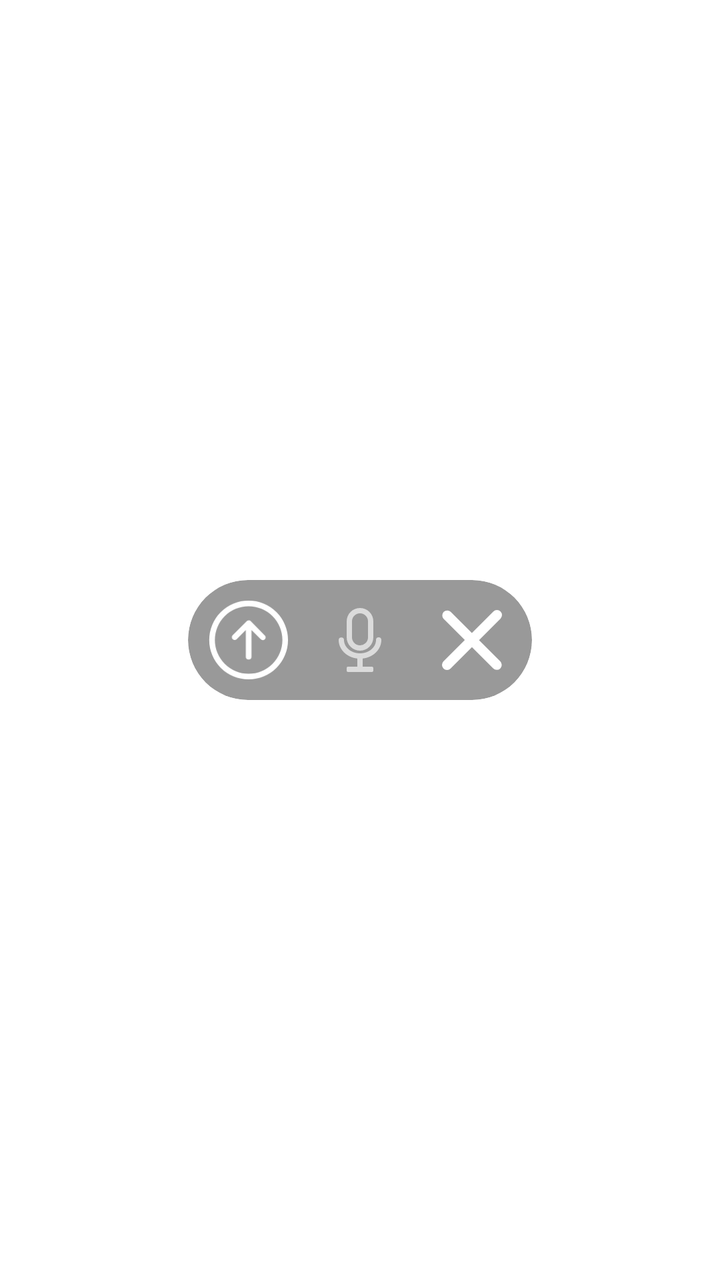
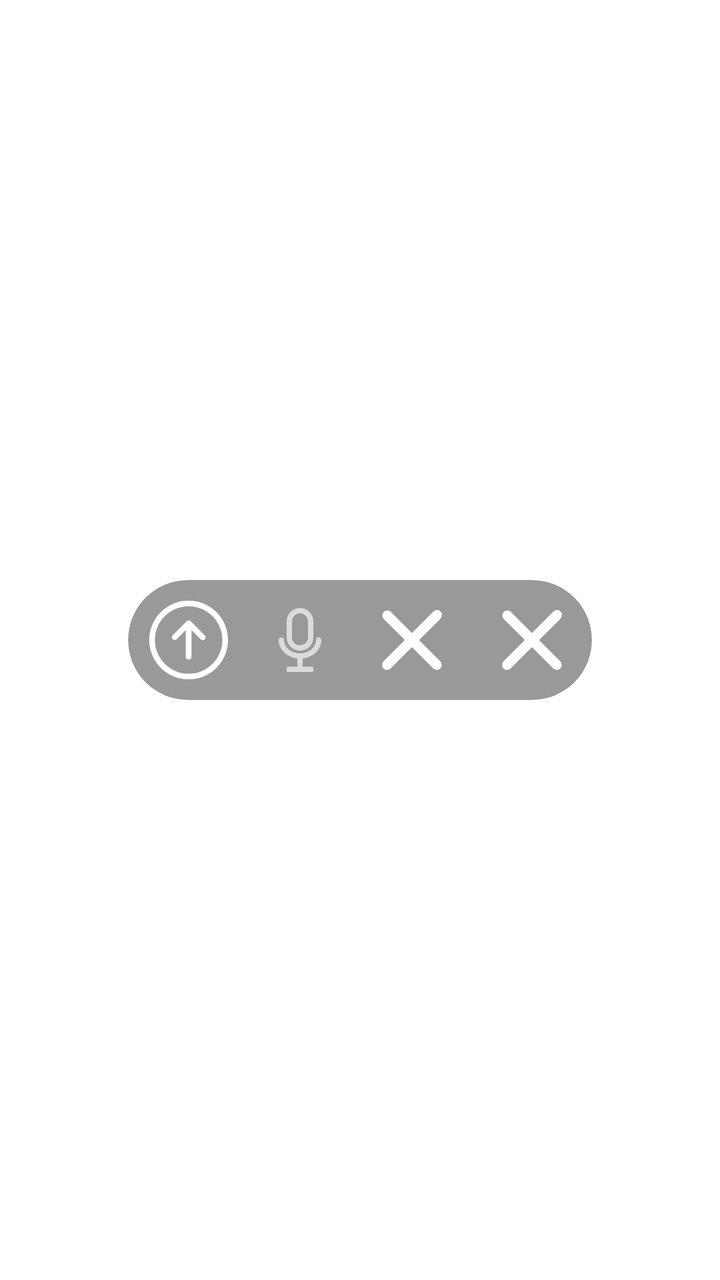

Screens rendered from an Android XML layout before and after an edit, with the pre-edit source and the edit as a unified diff.
<!-- AndroidManifest.xml: application theme Theme.SmartFloat -->
<!-- res/layout/floating_button.xml -->
<?xml version="1.0" encoding="utf-8"?>
<FrameLayout xmlns:android="http://schemas.android.com/apk/res/android"
    android:layout_width="wrap_content"
    android:layout_height="match_parent"
    xmlns:app="http://schemas.android.com/apk/res-auto"
    android:layout_gravity="center"
    android:elevation="8dp">
    <LinearLayout

        android:layout_width="wrap_content"
        android:layout_height="60dp"
        android:layout_gravity="center"
        android:elevation="8dp"
        android:minWidth="60dp"
        android:paddingHorizontal="16dp"
        android:orientation="horizontal"
        android:gravity="center">
        <androidx.cardview.widget.CardView
            android:id="@+id/floating_red_button"
            android:layout_width="wrap_content"
            android:layout_height="60dp"
            app:cardBackgroundColor="#66000000"
            android:minWidth="60dp"
            app:cardCornerRadius="30dp"
            app:cardElevation="0dp">
            <LinearLayout
                android:layout_width="wrap_content"
                android:orientation="horizontal"
                android:layout_gravity="center"
                android:layout_height="wrap_content">
                <ImageView
                    android:padding="10dp"
                    android:layout_gravity="center"
                    android:maxWidth="60dp"
                    android:maxHeight="60dp"
                    android:src="@drawable/ic_submit"
                    android:id="@+id/submit_floating_text_button"
                    android:layout_height="60dp"
                    android:layout_width="60dp"
                    app:tint="#FFFFFF" />
                <FrameLayout
                    android:layout_marginLeft="10dp"
                    android:layout_marginRight="10dp"
                    android:layout_gravity="center"
                    android:layout_width="wrap_content"
                    android:layout_height="wrap_content">
                    <TextView
                        android:id="@+id/floating_text"
                        android:layout_width="wrap_content"
                        android:layout_height="wrap_content"
                        android:textColor="@android:color/white"
                        android:textSize="18sp"
                        android:ellipsize="end"
                        android:visibility="gone"/>
                    <ImageView
                        android:id="@+id/floating_icon"
                        android:layout_width="32dp"
                        android:layout_height="32dp"
                        android:src="@drawable/ic_microphone"
                        app:tint="@android:color/white"/>
                </FrameLayout>
                <ImageView
                    android:padding="15dp"
                    android:layout_gravity="center"
                    android:maxWidth="60dp"
                    android:maxHeight="60dp"
                    android:src="@drawable/ic_clean"
                    android:id="@+id/clean_floating_text_button"
                    android:layout_height="60dp"
                    android:layout_width="60dp"
                    app:tint="#FFFFFF" />
            </LinearLayout>


        </androidx.cardview.widget.CardView>
    </LinearLayout>
</FrameLayout>
<!-- resources referenced by this layout -->
<resources>
  <!-- drawable ic_clean (drawable) -->
  <vector xmlns:android="http://schemas.android.com/apk/res/android"
      android:width="200dp"
      android:height="200dp"
      android:viewportWidth="1024"
      android:viewportHeight="1024">
    <path
        android:fillColor="#FFFFFF"
        android:pathData="M632.1,513.8l361.8,361.7a85.5,85.5 0,1 1,-121 120.8L511.1,634.6 146.9,998.8a86,86 0,0 1,-121.7 -121.7L389.5,512.8 27.7,151A85.4,85.4 0,0 1,148.4 30.3L510.2,392.1l366.7,-366.7a86,86 0,0 1,121.7 121.7z"/>
  </vector>
  <!-- drawable ic_microphone (drawable) -->
  <vector xmlns:android="http://schemas.android.com/apk/res/android"
      android:width="200dp"
      android:height="200dp"
      android:viewportWidth="1024"
      android:viewportHeight="1024">
    <path
        android:pathData="M810.7,469.3a42.7,42.7 0,0 1,42.7 42.7c0,153.7 -131.3,278.1 -298.7,296.4L554.7,938.7h149.3a21.3,21.3 0,0 1,21.3 21.3v42.7a21.3,21.3 0,0 1,-21.3 21.3h-384a21.3,21.3 0,0 1,-21.3 -21.3v-42.7a21.3,21.3 0,0 1,21.3 -21.3L469.3,938.7v-130.3C302,790.1 170.7,665.7 170.7,512a42.7,42.7 0,0 1,85.3 0c0,116.2 113.3,213.3 256,213.3s256,-97.1 256,-213.3a42.7,42.7 0,0 1,42.7 -42.7zM512,0a213.3,213.3 0,0 1,213.3 213.3v256a213.3,213.3 0,0 1,-426.7 0L298.7,213.3a213.3,213.3 0,0 1,213.3 -213.3zM512,85.3a128,128 0,0 0,-127.8 120.5L384,213.3v256a128,128 0,0 0,255.8 7.5L640,469.3L640,213.3a128,128 0,0 0,-128 -128z"
        android:strokeAlpha="0.65"
        android:fillColor="#ffffff"
        android:fillAlpha="0.65"/>
  </vector>
  <!-- drawable ic_submit (drawable) -->
  <vector xmlns:android="http://schemas.android.com/apk/res/android"
      android:width="203.1dp"
      android:height="200dp"
      android:viewportWidth="1040"
      android:viewportHeight="1024">
    <path
        android:pathData="M528,1024a512,512 0,1 1,512 -512,512 512,0 0,1 -512,512zM528,73.1A438.9,438.9 0,1 0,967.2 512,439.4 439.4,0 0,0 528,73.1zM736,450.7L555.8,267.5a36.5,36.5 0,0 0,-39.7 -8.2c-0.8,0 -1.4,1.1 -2.2,1.6a35.8,35.8 0,0 0,-9.6 6.4L321.8,449.1a36.6,36.6 0,1 0,51.7 51.8l118.4,-118.1v348.5a36.6,36.6 0,0 0,73.1 0L565,380.8l120,121.3a36.6,36.6 0,1 0,52 -51.4z"
        android:fillColor="#FFFFFF"/>
  </vector>
  <style name="Theme.SmartFloat" parent="Theme.MaterialComponents.DayNight.DarkActionBar">
          
          <item name="colorPrimary">@color/purple_500</item>
          <item name="colorPrimaryVariant">@color/purple_700</item>
          <item name="colorOnPrimary">@color/white</item>
          
          <item name="colorSecondary">@color/teal_200</item>
          <item name="colorSecondaryVariant">@color/teal_700</item>
          <item name="colorOnSecondary">@color/black</item>
          
          <item name="android:statusBarColor">?attr/colorPrimaryVariant</item>
          
      </style>
  <color name="purple_500">#FF6200EE</color>
  <color name="purple_700">#FF3700B3</color>
  <color name="white">#FFFFFFFF</color>
  <color name="teal_200">#FF03DAC5</color>
  <color name="teal_700">#FF018786</color>
  <color name="black">#FF000000</color>
</resources>

<!-- the commit's change to res/layout/floating_button.xml (unified diff, before → after) -->
@@ -44,7 +44,7 @@
                     android:layout_gravity="center"
                     android:layout_width="wrap_content"
                     android:layout_height="wrap_content">
-                    <TextView
+                    <EditText
                         android:id="@+id/floating_text"
                         android:layout_width="wrap_content"
                         android:layout_height="wrap_content"
@@ -65,6 +65,16 @@
                     android:maxWidth="60dp"
                     android:maxHeight="60dp"
                     android:src="@drawable/ic_clean"
+                    android:id="@+id/edit_floating_text_button"
+                    android:layout_height="60dp"
+                    android:layout_width="60dp"
+                    app:tint="#FFFFFF" />
+                <ImageView
+                    android:padding="15dp"
+                    android:layout_gravity="center"
+                    android:maxWidth="60dp"
+                    android:maxHeight="60dp"
+                    android:src="@drawable/ic_clean"
                     android:id="@+id/clean_floating_text_button"
                     android:layout_height="60dp"
                     android:layout_width="60dp"
